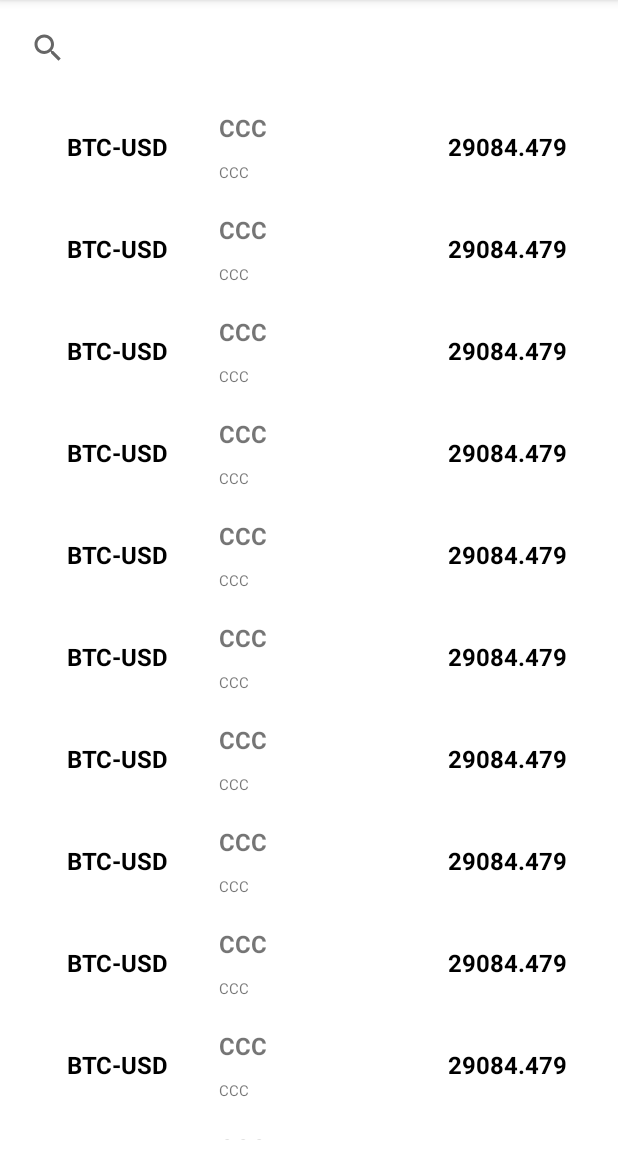
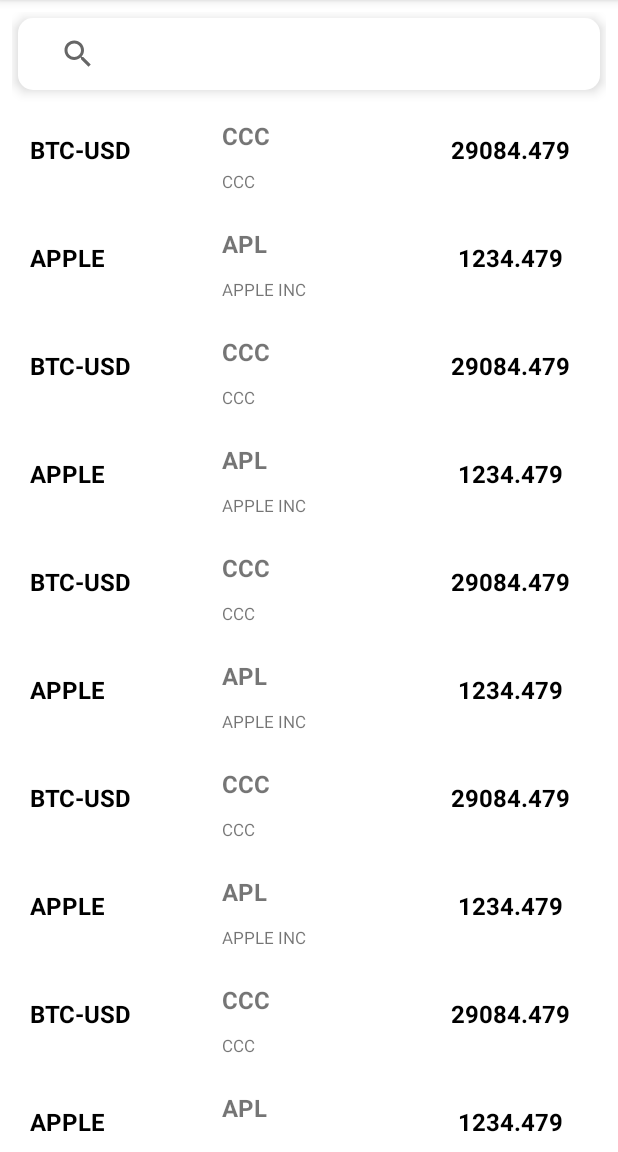
Before and after one commit to serkansorman/FinanceAppTask, an Android app: the screen it shows after launch (MainActivity), on a phone screen of 412 x 824 dp, the part 84-1236 px from its top. Run offline under Robolectric (Android 15) with nearby library versions, the phone set to English and light mode, and no system bars.

Commit message:
Filter structure created on adapter and some ui improvements made

```diff
--- a/app/src/main/java/com/example/ccfinancegrouptask/ui/stocklist/adapter/StockListAdapter.kt
+++ b/app/src/main/java/com/example/ccfinancegrouptask/ui/stocklist/adapter/StockListAdapter.kt
@@ -2,13 +2,21 @@ package com.example.ccfinancegrouptask.ui.stocklist.adapter
 
 import android.view.LayoutInflater
 import android.view.ViewGroup
+import android.widget.Filter
+import android.widget.Filterable
 import androidx.recyclerview.widget.RecyclerView
 import com.example.ccfinancegrouptask.data.model.StockModel
 import com.example.ccfinancegrouptask.databinding.RowStockListBinding
 
-class StockListAdapter(private val onStockClick: () -> Unit) : RecyclerView.Adapter<StockListAdapter.StockViewHolder>() {
+class StockListAdapter(private val onStockClick: () -> Unit) :
+    RecyclerView.Adapter<StockListAdapter.StockViewHolder>(), Filterable {
 
     private var stockList = mutableListOf<StockModel>()
+    private var filteredStockList = mutableListOf<StockModel>()
+
+    init {
+        filteredStockList = stockList
+    }
 
     override fun onCreateViewHolder(parent: ViewGroup, viewType: Int): StockViewHolder {
         return StockViewHolder(
@@ -21,15 +29,15 @@ class StockListAdapter(private val onStockClick: () -> Unit) : RecyclerView.Adap
     }
 
     override fun onBindViewHolder(holder: StockViewHolder, position: Int) {
-        holder.bind(stockList[position])
+        holder.bind(filteredStockList[position])
     }
 
     override fun getItemCount(): Int {
-        return stockList.size
+        return filteredStockList.size
     }
 
     fun updateStockList(stockList: MutableList<StockModel>) {
-        this.stockList.apply {
+        this.filteredStockList.apply {
             clear()
             addAll(stockList)
         }
@@ -39,7 +47,7 @@ class StockListAdapter(private val onStockClick: () -> Unit) : RecyclerView.Adap
     inner class StockViewHolder(private val binding: RowStockListBinding) :
         RecyclerView.ViewHolder(binding.root) {
         fun bind(stockModel: StockModel) {
-            binding.apply {
+            with(binding) {
                 textStockSymbol.text = stockModel.symbol
                 textStockLongName.text = stockModel.fullExchangeName
                 textStockShortName.text = stockModel.exchange
@@ -48,4 +56,34 @@ class StockListAdapter(private val onStockClick: () -> Unit) : RecyclerView.Adap
             }
         }
     }
+
+
+    override fun getFilter(): Filter {
+        return object : Filter() {
+            override fun performFiltering(constraint: CharSequence?): FilterResults {
+                val query = constraint.toString()
+                filteredStockList = if (query.isEmpty()) {
+                    stockList
+                } else {
+                    stockList.filter { stock -> isStockMatched(stock, query) }.toMutableList()
+                }
+                return FilterResults().apply {
+                    values = filteredStockList
+                }
+            }
+
+            @Suppress("UNCHECKED_CAST")
+            override fun publishResults(constraint: CharSequence?, results: FilterResults?) {
+                filteredStockList = results?.values as MutableList<StockModel>
+                notifyDataSetChanged()
+            }
+        }
+    }
+
+    private fun isStockMatched(stockModel: StockModel, query: String): Boolean {
+        return query.isNotBlank() && (stockModel.symbol?.lowercase()
+            ?.contains(query.lowercase()) == true ||
+                stockModel.fullExchangeName?.lowercase()?.contains(query.lowercase()) == true ||
+                stockModel.exchange?.lowercase()?.contains(query.lowercase()) == true)
+    }
 }
--- a/app/src/main/java/com/example/ccfinancegrouptask/ui/stocklist/fragment/StockListFragment.kt
+++ b/app/src/main/java/com/example/ccfinancegrouptask/ui/stocklist/fragment/StockListFragment.kt
@@ -3,6 +3,7 @@ package com.example.ccfinancegrouptask.ui.stocklist.fragment
 import android.view.LayoutInflater
 import android.view.View
 import android.view.ViewGroup
+import android.widget.SearchView
 import androidx.navigation.fragment.findNavController
 import com.example.ccfinancegrouptask.base.BaseFragment
 import com.example.ccfinancegrouptask.data.model.StockModel
@@ -30,6 +31,16 @@ class StockListFragment : BaseFragment() {
     }
 
     override fun initUI() {
+        initAdapter()
+        initSearchLayout()
+    }
+
+    override fun initObservers() {
+        TODO("Not yet implemented")
+    }
+
+    private fun initAdapter(){
+
         adapter = StockListAdapter(onStockClick)
         binding.recyclerView.adapter = adapter
 
@@ -46,16 +57,33 @@ class StockListFragment : BaseFragment() {
                         "29084.479"
                     )
                 )
+
+                add(
+                    StockModel(
+                        "APPLE",
+                        "APL",
+                        "APPLE INC",
+                        "STOCK",
+                        "1234.479",
+                        "1234.479"
+                    )
+                )
             }
         }
 
 
-
         adapter.updateStockList(list)
-
     }
 
-    override fun initObservers() {
-        TODO("Not yet implemented")
+    private fun initSearchLayout(){
+        binding.searchView.setOnQueryTextListener(object : SearchView.OnQueryTextListener {
+            override fun onQueryTextSubmit(p0: String?): Boolean {
+                return false
+            }
+            override fun onQueryTextChange(p0: String?): Boolean {
+                adapter.filter.filter(p0)
+                return true
+            }
+        })
     }
 }
--- /dev/null
+++ b/app/src/main/res/drawable/bg_white_rounded.xml
@@ -0,0 +1,9 @@
+<?xml version="1.0" encoding="utf-8"?>
+<shape xmlns:android="http://schemas.android.com/apk/res/android">
+    <solid android:color="#ffffff"/>
+    <corners android:radius="10dp"/>
+    <padding android:left="8dp"
+        android:bottom="8dp"
+        android:right="8dp"
+        android:top="8dp"/>
+</shape>
--- a/app/src/main/res/layout/fragment_stock_list.xml
+++ b/app/src/main/res/layout/fragment_stock_list.xml
@@ -2,27 +2,33 @@
 <androidx.constraintlayout.widget.ConstraintLayout xmlns:android="http://schemas.android.com/apk/res/android"
     xmlns:app="http://schemas.android.com/apk/res-auto"
     android:layout_width="match_parent"
-    android:layout_height="match_parent">
+    android:layout_height="match_parent"
+    android:layout_margin="8dp">
 
     <SearchView
         android:id="@+id/searchView"
         android:layout_width="match_parent"
         android:layout_height="48dp"
         app:layout_constraintEnd_toEndOf="parent"
-        app:layout_constraintHorizontal_bias="0.0"
         app:layout_constraintStart_toStartOf="parent"
         app:layout_constraintTop_toTopOf="parent"
-        android:layout_margin="8dp"/>
+        android:layout_margin="4dp"
+        android:iconifiedByDefault="false"
+        android:background="@drawable/bg_white_rounded"
+        android:elevation="5dp"
+        android:queryBackground="@android:color/transparent"/>
 
     <androidx.recyclerview.widget.RecyclerView
         android:id="@+id/recyclerView"
         android:layout_width="match_parent"
         android:layout_height="0dp"
-        android:layout_margin="8dp"
-        app:layout_constraintTop_toBottomOf="@id/searchView"
+        android:layout_marginTop="4dp"
+        app:layoutManager="androidx.recyclerview.widget.LinearLayoutManager"
         app:layout_constraintBottom_toBottomOf="parent"
         app:layout_constraintEnd_toEndOf="parent"
+        app:layout_constraintHorizontal_bias="0.0"
         app:layout_constraintStart_toStartOf="parent"
-        app:layoutManager="androidx.recyclerview.widget.LinearLayoutManager" />
+        app:layout_constraintTop_toBottomOf="@id/searchView"
+        app:layout_constraintVertical_bias="0.0" />
 
 </androidx.constraintlayout.widget.ConstraintLayout>
--- a/app/src/main/res/layout/row_stock_list.xml
+++ b/app/src/main/res/layout/row_stock_list.xml
@@ -4,22 +4,22 @@ xmlns:app="http://schemas.android.com/apk/res-auto"
 xmlns:tools="http://schemas.android.com/tools"
 android:layout_width="match_parent"
 android:layout_height="64dp"
-android:layout_margin="2dp">
+android:layout_marginTop="4dp"
+android:layout_marginBottom="4dp"
+android:layout_marginStart="12dp">
 
 <LinearLayout
     android:id="@+id/layout_stock"
     android:layout_width="match_parent"
     android:layout_height="match_parent"
-    android:background="@color/white"
     android:orientation="horizontal">
 
     <TextView
         android:id="@+id/text_stock_symbol"
         android:layout_width="0dp"
         android:layout_height="match_parent"
-        android:layout_margin="4dp"
         android:layout_weight="1"
-        android:gravity="center"
+        android:gravity="start|center"
         tools:text="qweqweqwe"
         android:textColor="@color/black"
         android:textSize="16sp"
@@ -39,6 +39,7 @@ android:layout_margin="2dp">
             android:id="@+id/text_stock_shortName"
             android:layout_width="match_parent"
             android:layout_height="wrap_content"
+            android:layout_marginTop="8dp"
             android:layout_marginBottom="12dp"
             android:ellipsize="end"
             android:maxLines="1"
@@ -51,7 +52,7 @@ android:layout_margin="2dp">
             android:layout_width="match_parent"
             android:layout_height="wrap_content"
             tools:text = "qweqweqwe"
-            android:textSize="10sp"
+            android:textSize="11sp"
             android:text="@{postAndPhotoModel.postModel.body}"
             android:maxLines="3"
             android:ellipsize="end"/>
```
